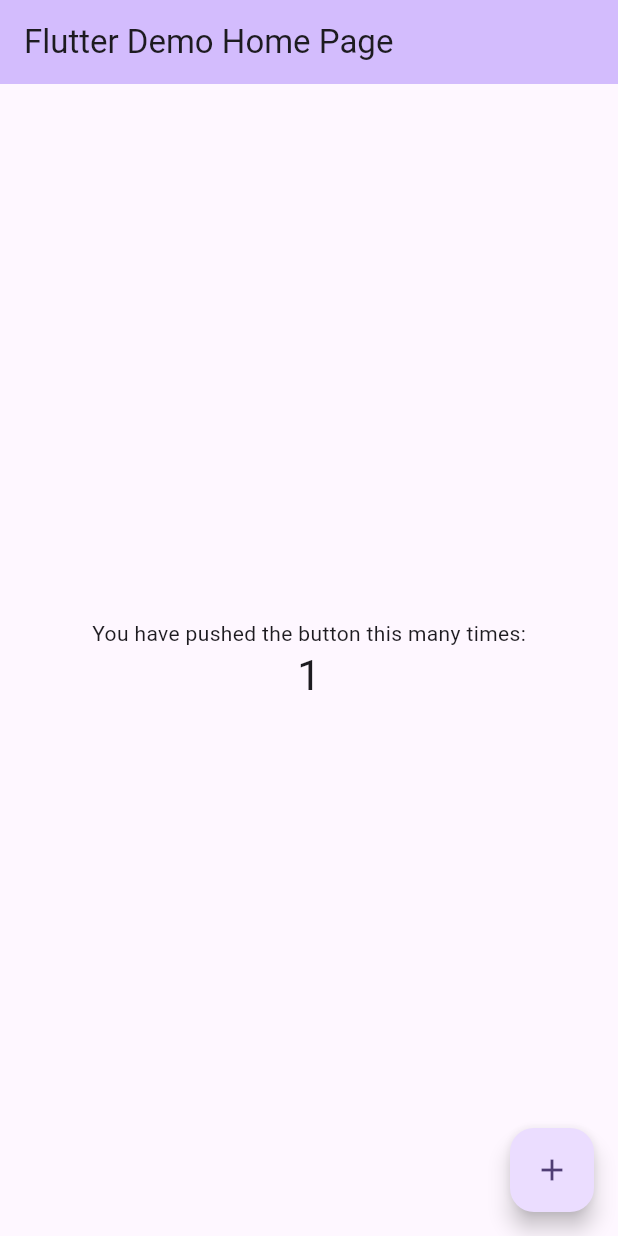
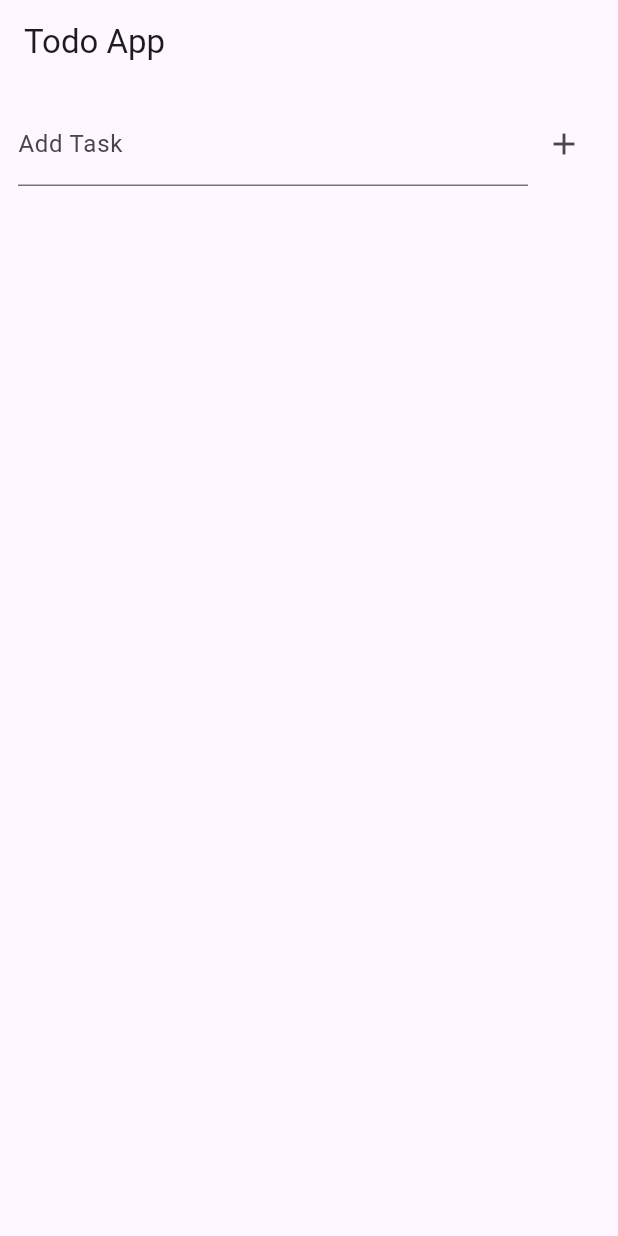
Before and after one commit to gitSujeet/Todo-App-with-Provider-Flutter, a Flutter app: the screen it shows after launch, after a tap on the "add" icon, on a phone screen of 412 x 824 dp. Run offline on Flutter 3.47's test engine with Material 3 defaults, Android fonts, the phone set to English and light mode, and no system bars.

Commit message:
update code

```diff
--- a/lib/main.dart
+++ b/lib/main.dart
@@ -1,7 +1,12 @@
 import 'package:flutter/material.dart';
+import 'package:provider/provider.dart';
+import 'package:todoapp_provider/providers/task_provider.dart';
+import 'package:todoapp_provider/screens/home_screen.dart';
 
 void main() {
-  runApp(const MyApp());
+  runApp(ChangeNotifierProvider(
+      create: (context) => TaskProvider(),
+      child: const MyApp()));
 }
 
 class MyApp extends StatelessWidget {
@@ -11,112 +16,9 @@ class MyApp extends StatelessWidget {
   @override
   Widget build(BuildContext context) {
     return MaterialApp(
-      title: 'Flutter Demo',
-      theme: ThemeData(
-        // This is the theme of your application.
-        //
-        // TRY THIS: Try running your application with "flutter run". You'll see
-        // the application has a purple toolbar. Then, without quitting the app,
-        // try changing the seedColor in the colorScheme below to Colors.green
-        // and then invoke "hot reload" (save your changes or press the "hot
-        // reload" button in a Flutter-supported IDE, or press "r" if you used
-        // the command line to start the app).
-        //
-        // Notice that the counter didn't reset back to zero; the application
-        // state is not lost during the reload. To reset the state, use hot
-        // restart instead.
-        //
-        // This works for code too, not just values: Most code changes can be
-        // tested with just a hot reload.
-        colorScheme: ColorScheme.fromSeed(seedColor: Colors.deepPurple),
-      ),
-      home: const MyHomePage(title: 'Flutter Demo Home Page'),
+      title: 'Todo App with Provider',
+      theme: ThemeData(primarySwatch: Colors.blue),
+      home: const HomeScreen(),
     );
   }
 }
-
-class MyHomePage extends StatefulWidget {
-  const MyHomePage({super.key, required this.title});
-
-  // This widget is the home page of your application. It is stateful, meaning
-  // that it has a State object (defined below) that contains fields that affect
-  // how it looks.
-
-  // This class is the configuration for the state. It holds the values (in this
-  // case the title) provided by the parent (in this case the App widget) and
-  // used by the build method of the State. Fields in a Widget subclass are
-  // always marked "final".
-
-  final String title;
-
-  @override
-  State<MyHomePage> createState() => _MyHomePageState();
-}
-
-class _MyHomePageState extends State<MyHomePage> {
-  int _counter = 0;
-
-  void _incrementCounter() {
-    setState(() {
-      // This call to setState tells the Flutter framework that something has
-      // changed in this State, which causes it to rerun the build method below
-      // so that the display can reflect the updated values. If we changed
-      // _counter without calling setState(), then the build method would not be
-      // called again, and so nothing would appear to happen.
-      _counter++;
-    });
-  }
-
-  @override
-  Widget build(BuildContext context) {
-    // This method is rerun every time setState is called, for instance as done
-    // by the _incrementCounter method above.
-    //
-    // The Flutter framework has been optimized to make rerunning build methods
-    // fast, so that you can just rebuild anything that needs updating rather
-    // than having to individually change instances of widgets.
-    return Scaffold(
-      appBar: AppBar(
-        // TRY THIS: Try changing the color here to a specific color (to
-        // Colors.amber, perhaps?) and trigger a hot reload to see the AppBar
-        // change color while the other colors stay the same.
-        backgroundColor: Theme.of(context).colorScheme.inversePrimary,
-        // Here we take the value from the MyHomePage object that was created by
-        // the App.build method, and use it to set our appbar title.
-        title: Text(widget.title),
-      ),
-      body: Center(
-        // Center is a layout widget. It takes a single child and positions it
-        // in the middle of the parent.
-        child: Column(
-          // Column is also a layout widget. It takes a list of children and
-          // arranges them vertically. By default, it sizes itself to fit its
-          // children horizontally, and tries to be as tall as its parent.
-          //
-          // Column has various properties to control how it sizes itself and
-          // how it positions its children. Here we use mainAxisAlignment to
-          // center the children vertically; the main axis here is the vertical
-          // axis because Columns are vertical (the cross axis would be
-          // horizontal).
-          //
-          // TRY THIS: Invoke "debug painting" (choose the "Toggle Debug Paint"
-          // action in the IDE, or press "p" in the console), to see the
-          // wireframe for each widget.
-          mainAxisAlignment: MainAxisAlignment.center,
-          children: <Widget>[
-            const Text('You have pushed the button this many times:'),
-            Text(
-              '$_counter',
-              style: Theme.of(context).textTheme.headlineMedium,
-            ),
-          ],
-        ),
-      ),
-      floatingActionButton: FloatingActionButton(
-        onPressed: _incrementCounter,
-        tooltip: 'Increment',
-        child: const Icon(Icons.add),
-      ), // This trailing comma makes auto-formatting nicer for build methods.
-    );
-  }
-}
--- /dev/null
+++ b/lib/models/task.dart
@@ -0,0 +1,11 @@
+class Task {
+  String id;
+  String title;
+  bool isDone;
+
+  Task({
+    required this.id,
+    required this.title,
+    this.isDone = false,
+  });
+}
--- /dev/null
+++ b/lib/providers/task_provider.dart
@@ -0,0 +1,24 @@
+import 'package:flutter/cupertino.dart';
+import 'package:provider/provider.dart';
+import '../models/task.dart';
+
+class TaskProvider with ChangeNotifier{
+  final List <Task> _tasks = [];
+  List <Task> get tasks => _tasks;
+
+  void addTask(String title){
+    _tasks.add(Task(id: DateTime.now().toString(), title: title));
+    notifyListeners();
+  }
+
+
+  void toggleTask(String id){
+    final task = _tasks.firstWhere((task) => task.id == id);
+    task.isDone = !task.isDone;
+    notifyListeners();
+  }
+  void removeTask(String id){
+    _tasks.removeWhere((task) => task.id == id);
+    notifyListeners();
+  }
+}
--- /dev/null
+++ b/lib/screens/home_screen.dart
@@ -0,0 +1,30 @@
+import 'package:flutter/material.dart';
+import 'package:provider/provider.dart';
+import '../providers/task_provider.dart';
+import '../widgets/task_item.dart';
+import '../widgets/task_input.dart';
+
+class HomeScreen extends StatelessWidget {
+  const HomeScreen({super.key});
+
+  @override
+  Widget build(BuildContext context) {
+    final taskProvider = Provider.of<TaskProvider>(context);
+
+    return Scaffold(
+      appBar: AppBar(title: const Text('Todo App')),
+      body: Column(
+        children: [
+          const TaskInput(),
+          Expanded(
+            child: ListView.builder(
+              itemCount: taskProvider.tasks.length,
+              itemBuilder: (ctx, i) =>
+                  TaskItem(task: taskProvider.tasks[i]),
+            ),
+          ),
+        ],
+      ),
+    );
+  }
+}
--- /dev/null
+++ b/lib/widgets/task_input.dart
@@ -0,0 +1,42 @@
+import 'package:flutter/material.dart';
+import 'package:provider/provider.dart';
+import '../providers/task_provider.dart';
+
+class TaskInput extends StatefulWidget {
+  const TaskInput({super.key});
+
+  @override
+  State<TaskInput> createState() => _TaskInputState();
+}
+
+class _TaskInputState extends State<TaskInput> {
+  final _controller = TextEditingController();
+
+  void _submit() {
+    if (_controller.text.isEmpty) return;
+    Provider.of<TaskProvider>(context, listen: false).addTask(_controller.text);
+    _controller.clear();
+  }
+
+  @override
+  Widget build(BuildContext context) {
+    return Padding(
+      padding: const EdgeInsets.all(12),
+      child: Row(
+        children: [
+          Expanded(
+            child: TextField(
+              controller: _controller,
+              decoration: const InputDecoration(labelText: 'Add Task'),
+              onSubmitted: (_) => _submit(),
+            ),
+          ),
+          IconButton(
+            icon: const Icon(Icons.add),
+            onPressed: _submit,
+          ),
+        ],
+      ),
+    );
+  }
+}
--- /dev/null
+++ b/lib/widgets/task_item.dart
@@ -0,0 +1,31 @@
+import 'package:flutter/material.dart';
+import 'package:provider/provider.dart';
+import '../models/task.dart';
+import '../providers/task_provider.dart';
+
+class TaskItem extends StatelessWidget {
+  final Task task;
+  const TaskItem({super.key, required this.task});
+
+  @override
+  Widget build(BuildContext context) {
+    final taskProvider = Provider.of<TaskProvider>(context, listen: false);
+
+    return ListTile(
+      title: Text(
+        task.title,
+        style: TextStyle(
+          decoration: task.isDone ? TextDecoration.lineThrough : null,
+        ),
+      ),
+      leading: Checkbox(
+        value: task.isDone,
+        onChanged: (_) => taskProvider.toggleTask(task.id),
+      ),
+      trailing: IconButton(
+        icon: const Icon(Icons.delete, color: Colors.red),
+        onPressed: () => taskProvider.removeTask(task.id),
+      ),
+    );
+  }
+}
--- a/pubspec.yaml
+++ b/pubspec.yaml
@@ -34,6 +34,7 @@ dependencies:
   # The following adds the Cupertino Icons font to your application.
   # Use with the CupertinoIcons class for iOS style icons.
   cupertino_icons: ^1.0.8
+  provider: ^6.1.5+1
 
 dev_dependencies:
   flutter_test:
```
Also changed, not shown: pubspec.lock.
